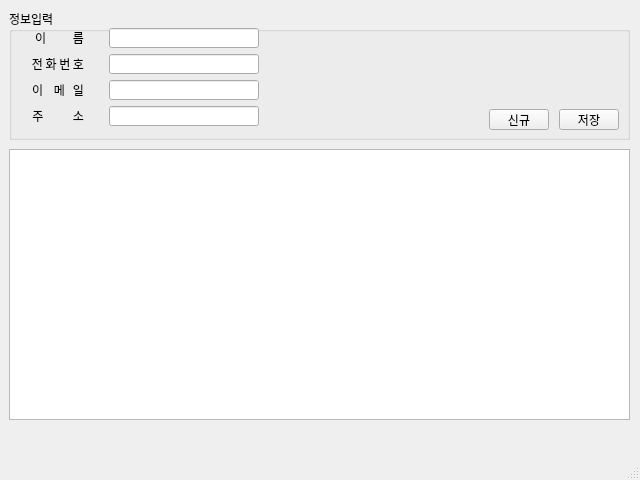
Qt form part1/studyPyQt/addressBook.ui (ZZO-ZHO/miniprojects) before a commit.
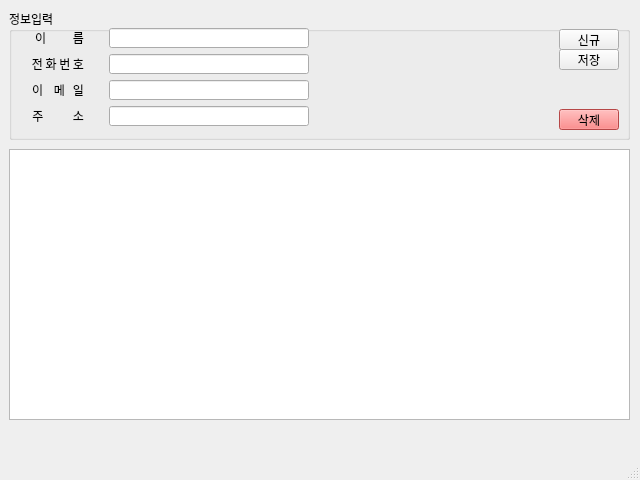
The same form after that commit.

What changed in the file:
```diff
--- a/part1/studyPyQt/addressBook.ui
+++ b/part1/studyPyQt/addressBook.ui
@@ -67,13 +67,13 @@
       <rect>
        <x>100</x>
        <y>19</y>
-       <width>150</width>
+       <width>200</width>
        <height>20</height>
       </rect>
      </property>
      <property name="minimumSize">
       <size>
-       <width>150</width>
+       <width>200</width>
        <height>20</height>
       </size>
      </property>
@@ -92,13 +92,13 @@
       <rect>
        <x>100</x>
        <y>71</y>
-       <width>150</width>
+       <width>200</width>
        <height>20</height>
       </rect>
      </property>
      <property name="minimumSize">
       <size>
-       <width>150</width>
+       <width>200</width>
        <height>20</height>
       </size>
      </property>
@@ -148,13 +148,13 @@
       <rect>
        <x>100</x>
        <y>97</y>
-       <width>150</width>
+       <width>200</width>
        <height>20</height>
       </rect>
      </property>
      <property name="minimumSize">
       <size>
-       <width>150</width>
+       <width>200</width>
        <height>20</height>
       </size>
      </property>
@@ -232,13 +232,13 @@
       <rect>
        <x>100</x>
        <y>45</y>
-       <width>150</width>
+       <width>200</width>
        <height>20</height>
       </rect>
      </property>
      <property name="minimumSize">
       <size>
-       <width>150</width>
+       <width>200</width>
        <height>20</height>
       </size>
      </property>
@@ -258,8 +258,8 @@
     <widget class="QPushButton" name="btnNew">
      <property name="geometry">
       <rect>
-       <x>480</x>
-       <y>100</y>
+       <x>550</x>
+       <y>20</y>
        <width>60</width>
        <height>21</height>
       </rect>
@@ -284,7 +284,7 @@
      <property name="geometry">
       <rect>
        <x>550</x>
-       <y>100</y>
+       <y>40</y>
        <width>60</width>
        <height>21</height>
       </rect>
@@ -305,6 +305,262 @@
       <string>저장</string>
      </property>
     </widget>
+    <widget class="QPushButton" name="btnDel">
+     <property name="geometry">
+      <rect>
+       <x>550</x>
+       <y>100</y>
+       <width>60</width>
+       <height>21</height>
+      </rect>
+     </property>
+     <property name="minimumSize">
+      <size>
+       <width>60</width>
+       <height>0</height>
+      </size>
+     </property>
+     <property name="maximumSize">
+      <size>
+       <width>60</width>
+       <height>16777215</height>
+      </size>
+     </property>
+     <property name="palette">
+      <palette>
+       <active>
+        <colorrole role="WindowText">
+         <brush brushstyle="SolidPattern">
+          <color alpha="255">
+           <red>0</red>
+           <green>0</green>
+           <blue>0</blue>
+          </color>
+         </brush>
+        </colorrole>
+        <colorrole role="Button">
+         <brush brushstyle="SolidPattern">
+          <color alpha="255">
+           <red>255</red>
+           <green>100</green>
+           <blue>100</blue>
+          </color>
+         </brush>
+        </colorrole>
+        <colorrole role="Text">
+         <brush brushstyle="SolidPattern">
+          <color alpha="255">
+           <red>0</red>
+           <green>0</green>
+           <blue>0</blue>
+          </color>
+         </brush>
+        </colorrole>
+        <colorrole role="BrightText">
+         <brush brushstyle="SolidPattern">
+          <color alpha="255">
+           <red>255</red>
+           <green>0</green>
+           <blue>0</blue>
+          </color>
+         </brush>
+        </colorrole>
+        <colorrole role="ButtonText">
+         <brush brushstyle="SolidPattern">
+          <color alpha="255">
+           <red>0</red>
+           <green>0</green>
+           <blue>0</blue>
+          </color>
+         </brush>
+        </colorrole>
+        <colorrole role="Base">
+         <brush brushstyle="SolidPattern">
+          <color alpha="255">
+           <red>255</red>
+           <green>100</green>
+           <blue>100</blue>
+          </color>
+         </brush>
+        </colorrole>
+        <colorrole role="Window">
+         <brush brushstyle="SolidPattern">
+          <color alpha="255">
+           <red>255</red>
+           <green>100</green>
+           <blue>100</blue>
+          </color>
+         </brush>
+        </colorrole>
+        <colorrole role="PlaceholderText">
+         <brush brushstyle="SolidPattern">
+          <color alpha="128">
+           <red>255</red>
+           <green>0</green>
+           <blue>0</blue>
+          </color>
+         </brush>
+        </colorrole>
+       </active>
+       <inactive>
+        <colorrole role="WindowText">
+         <brush brushstyle="SolidPattern">
+          <color alpha="255">
+           <red>0</red>
+           <green>0</green>
+           <blue>0</blue>
+          </color>
+         </brush>
+        </colorrole>
+        <colorrole role="Button">
+         <brush brushstyle="SolidPattern">
+          <color alpha="255">
+           <red>255</red>
+           <green>100</green>
+           <blue>100</blue>
+          </color>
+         </brush>
+        </colorrole>
+        <colorrole role="Text">
+         <brush brushstyle="SolidPattern">
+          <color alpha="255">
+           <red>0</red>
+           <green>0</green>
+           <blue>0</blue>
+          </color>
+         </brush>
+        </colorrole>
+        <colorrole role="BrightText">
+         <brush brushstyle="SolidPattern">
+          <color alpha="255">
+           <red>255</red>
+           <green>0</green>
+           <blue>0</blue>
+          </color>
+         </brush>
+        </colorrole>
+        <colorrole role="ButtonText">
+         <brush brushstyle="SolidPattern">
+          <color alpha="255">
+           <red>0</red>
+           <green>0</green>
+           <blue>0</blue>
+          </color>
+         </brush>
+        </colorrole>
+        <colorrole role="Base">
+         <brush brushstyle="SolidPattern">
+          <color alpha="255">
+           <red>255</red>
+           <green>100</green>
+           <blue>100</blue>
+          </color>
+         </brush>
+        </colorrole>
+        <colorrole role="Window">
+         <brush brushstyle="SolidPattern">
+          <color alpha="255">
+           <red>255</red>
+           <green>100</green>
+           <blue>100</blue>
+          </color>
+         </brush>
+        </colorrole>
+        <colorrole role="PlaceholderText">
+         <brush brushstyle="SolidPattern">
+          <color alpha="128">
+           <red>255</red>
+           <green>0</green>
+           <blue>0</blue>
+          </color>
+         </brush>
+        </colorrole>
+       </inactive>
+       <disabled>
+        <colorrole role="WindowText">
+         <brush brushstyle="SolidPattern">
+          <color alpha="255">
+           <red>0</red>
+           <green>0</green>
+           <blue>0</blue>
+          </color>
+         </brush>
+        </colorrole>
+        <colorrole role="Button">
+         <brush brushstyle="SolidPattern">
+          <color alpha="255">
+           <red>255</red>
+           <green>100</green>
+           <blue>100</blue>
+          </color>
+         </brush>
+        </colorrole>
+        <colorrole role="Text">
+         <brush brushstyle="SolidPattern">
+          <color alpha="255">
+           <red>0</red>
+           <green>0</green>
+           <blue>0</blue>
+          </color>
+         </brush>
+        </colorrole>
+        <colorrole role="BrightText">
+         <brush brushstyle="SolidPattern">
+          <color alpha="255">
+           <red>255</red>
+           <green>0</green>
+           <blue>0</blue>
+          </color>
+         </brush>
+        </colorrole>
+        <colorrole role="ButtonText">
+         <brush brushstyle="SolidPattern">
+          <color alpha="255">
+           <red>0</red>
+           <green>0</green>
+           <blue>0</blue>
+          </color>
+         </brush>
+        </colorrole>
+        <colorrole role="Base">
+         <brush brushstyle="SolidPattern">
+          <color alpha="255">
+           <red>255</red>
+           <green>100</green>
+           <blue>100</blue>
+          </color>
+         </brush>
+        </colorrole>
+        <colorrole role="Window">
+         <brush brushstyle="SolidPattern">
+          <color alpha="255">
+           <red>255</red>
+           <green>100</green>
+           <blue>100</blue>
+          </color>
+         </brush>
+        </colorrole>
+        <colorrole role="PlaceholderText">
+         <brush brushstyle="SolidPattern">
+          <color alpha="128">
+           <red>0</red>
+           <green>0</green>
+           <blue>0</blue>
+          </color>
+         </brush>
+        </colorrole>
+       </disabled>
+      </palette>
+     </property>
+     <property name="styleSheet">
+      <string notr="true">background-color:rgb(255,100,100);
+color: rgb(0,0,0);
+</string>
+     </property>
+     <property name="text">
+      <string>삭제</string>
+     </property>
+    </widget>
    </widget>
    <widget class="QWidget" name="verticalLayoutWidget">
     <property name="geometry">
```
Left out of the diff: 5 changed lines with no effect on the pictures.
